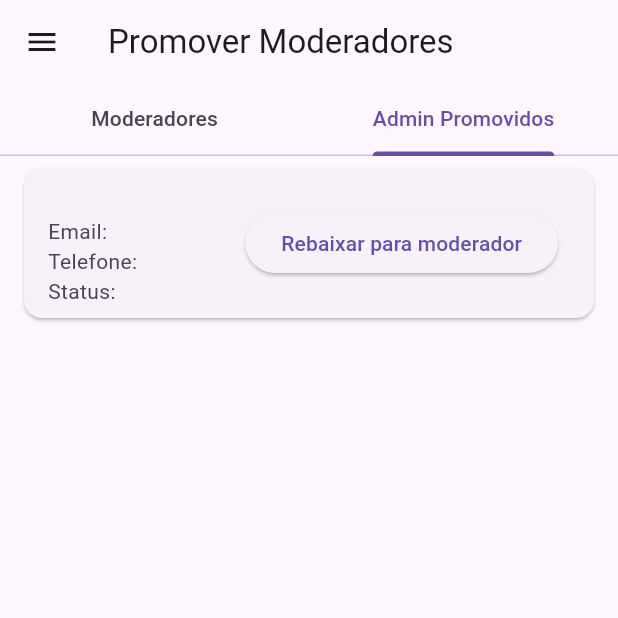
After one commit to ryanmiura/empodera-admin, a Flutter app: the PromoteModeratorsScreen screen opened directly, tab 2 chosen, after a tap on "Rebaixar para moderador", on a phone screen of 412 x 824 dp, the top half of it. The commit adds this screen. Run offline on Flutter 3.47's test engine with Material 3 defaults, Android fonts, the phone set to English and light mode, and no system bars; our stand-ins replace cloud_firestore, firebase_auth, firebase_core, flutter_dotenv, shared_preferences; accounts and stored records are empty.

Commit message:
feat: add promote and demote functionality for moderators in admin management

```diff
--- a/lib/features/dashboard/screens/dashboard_screen.dart
+++ b/lib/features/dashboard/screens/dashboard_screen.dart
@@ -81,9 +81,13 @@ class _DashboardScreenState extends State<DashboardScreen> {
       ),
       drawer: CustomDrawer(
         onNavigate: (index) {
-          setState(() {
-            _currentIndex = index;
-          });
+          if (index == 8) {
+            Navigator.of(context).pushNamed('/promote_moderators');
+          } else {
+            setState(() {
+              _currentIndex = index;
+            });
+          }
         },
       ),
       body: body,
--- /dev/null
+++ b/lib/features/gestao/controllers/admin_promotion_controller.dart
@@ -0,0 +1,59 @@
+import 'package:cloud_firestore/cloud_firestore.dart';
+import 'package:firebase_core/firebase_core.dart';
+import '../models/admin_user_model.dart';
+
+class AdminPromotionController {
+  final FirebaseFirestore _firestore =
+      FirebaseFirestore.instanceFor(app: Firebase.app('admin-auth'));
+  final String _collection = 'admin_users';
+
+  /// Busca todos os moderadores (role == "moderator")
+  Future<List<AdminUserModel>> fetchModerators() async {
+    final query = await _firestore
+        .collection(_collection)
+        .where('role', isEqualTo: 'moderator')
+        .get();
+
+    return query.docs
+        .map((doc) => AdminUserModel.fromFirestore(doc))
+        .toList();
+  }
+
+  /// Busca todos os admins promovidos pelo usuário logado
+  /// (role == "admin" && promoted_by == uid)
+  Future<List<AdminUserModel>> fetchAdminsPromotedBy(String uid) async {
+    final query = await _firestore
+        .collection(_collection)
+        .where('role', isEqualTo: 'admin')
+        .where('promoted_by', isEqualTo: uid)
+        .get();
+
+    return query.docs
+        .map((doc) => AdminUserModel.fromFirestore(doc))
+        .toList();
+  }
+
+  /// Promove moderador para admin
+  /// Atualiza role para "admin" e promoted_by para uid do logado
+  Future<void> promoteToAdmin(String userId, String promoterUid) async {
+    await _firestore
+        .collection(_collection)
+        .doc(userId)
+        .update({
+          'role': 'admin',
+          'promoted_by': promoterUid,
+        });
+  }
+
+  /// Rebaixa admin promovido para moderador
+  /// Atualiza role para "moderator" e promoted_by para null
+  Future<void> demoteToModerator(String userId) async {
+    await _firestore
+        .collection(_collection)
+        .doc(userId)
+        .update({
+          'role': 'moderator',
+          'promoted_by': null,
+        });
+  }
+}
--- a/lib/features/gestao/models/admin_user_model.dart
+++ b/lib/features/gestao/models/admin_user_model.dart
@@ -7,6 +7,8 @@ class AdminUserModel {
   final String nome;
   final String telefone;
   final DateTime? createdAt;
+  final String role;
+  final String? promotedBy;
 
   AdminUserModel({
     required this.id,
@@ -15,6 +17,8 @@ class AdminUserModel {
     required this.nome,
     required this.telefone,
     this.createdAt,
+    required this.role,
+    this.promotedBy,
   });
 
   factory AdminUserModel.fromFirestore(DocumentSnapshot doc) {
@@ -30,6 +34,8 @@ class AdminUserModel {
               ? (data['created_at'] as Timestamp).toDate()
               : DateTime.tryParse(data['created_at'].toString()))
           : null,
+      role: data['role'] ?? '',
+      promotedBy: data.containsKey('promoted_by') ? data['promoted_by'] as String? : null,
     );
   }
 
@@ -40,6 +46,8 @@ class AdminUserModel {
       'nome': nome,
       'telefone': telefone,
       'created_at': createdAt?.toIso8601String(),
+      'role': role,
+      'promoted_by': promotedBy,
     };
   }
 }
--- /dev/null
+++ b/lib/features/gestao/screens/promote_moderators_screen.dart
@@ -0,0 +1,142 @@
+import 'package:firebase_core/firebase_core.dart';
+import 'package:flutter/material.dart';
+import 'package:firebase_auth/firebase_auth.dart';
+import '../controllers/admin_promotion_controller.dart';
+import '../models/admin_user_model.dart';
+
+class PromoteModeratorsScreen extends StatefulWidget {
+  const PromoteModeratorsScreen({Key? key}) : super(key: key);
+
+  @override
+  State<PromoteModeratorsScreen> createState() => _PromoteModeratorsScreenState();
+}
+
+class _PromoteModeratorsScreenState extends State<PromoteModeratorsScreen> with SingleTickerProviderStateMixin {
+  late TabController _tabController;
+  final AdminPromotionController _controller = AdminPromotionController();
+
+  List<AdminUserModel> _moderators = [];
+  List<AdminUserModel> _promotedAdmins = [];
+  bool _loading = true;
+
+  String? _currentUid;
+
+  @override
+  void initState() {
+    super.initState();
+    _tabController = TabController(length: 2, vsync: this);
+    _fetchCurrentUser();
+  }
+
+  Future<void> _fetchCurrentUser() async {
+    // Usa instância já inicializada do app secundário
+    final app = Firebase.app('admin-auth');
+    final uid = FirebaseAuth.instanceFor(app: app).currentUser?.uid;
+    setState(() {
+      _currentUid = uid;
+    });
+    _fetchLists();
+  }
+
+  Future<void> _fetchLists() async {
+    if (_currentUid == null) return;
+    setState(() {
+      _loading = true;
+    });
+    final moderators = await _controller.fetchModerators();
+    final promotedAdmins = await _controller.fetchAdminsPromotedBy(_currentUid!);
+    setState(() {
+      _moderators = moderators;
+      _promotedAdmins = promotedAdmins;
+      _loading = false;
+    });
+  }
+
+  Future<void> _promote(String userId) async {
+    if (_currentUid == null) return;
+    await _controller.promoteToAdmin(userId, _currentUid!);
+    await _fetchLists();
+  }
+
+  Future<void> _demote(String userId) async {
+    await _controller.demoteToModerator(userId);
+    await _fetchLists();
+  }
+
+  Widget _buildUserCard(AdminUserModel user, {required String actionLabel, required VoidCallback onAction}) {
+    return Card(
+      margin: const EdgeInsets.symmetric(vertical: 8, horizontal: 16),
+      child: ListTile(
+        title: Text(user.nome),
+        subtitle: Column(
+          crossAxisAlignment: CrossAxisAlignment.start,
+          children: [
+            Text('Email: ${user.email}'),
+            Text('Telefone: ${user.telefone}'),
+            Text('Status: ${user.status}'),
+            if (user.createdAt != null)
+              Text('Criado em: ${user.createdAt!.day}/${user.createdAt!.month}/${user.createdAt!.year}'),
+          ],
+        ),
+        trailing: ElevatedButton(
+          onPressed: onAction,
+          child: Text(actionLabel),
+        ),
+      ),
+    );
+  }
+
+  @override
+  Widget build(BuildContext context) {
+    return Scaffold(
+      appBar: AppBar(
+        title: const Text('Promover Moderadores'),
+        bottom: TabBar(
+          controller: _tabController,
+          tabs: const [
+            Tab(text: 'Moderadores'),
+            Tab(text: 'Admin Promovidos'),
+          ],
+        ),
+      ),
+      drawer: const Drawer(), // Substitua por CustomDrawer se necessário
+      body: _loading
+          ? const Center(child: CircularProgressIndicator())
+          : TabBarView(
+              controller: _tabController,
+              children: [
+                // Moderadores
+                RefreshIndicator(
+                  onRefresh: _fetchLists,
+                  child: ListView.builder(
+                    itemCount: _moderators.length,
+                    itemBuilder: (context, index) {
+                      final user = _moderators[index];
+                      return _buildUserCard(
+                        user,
+                        actionLabel: 'Promover para admin',
+                        onAction: () => _promote(user.id),
+                      );
+                    },
+                  ),
+                ),
+                // Admin Promovidos
+                RefreshIndicator(
+                  onRefresh: _fetchLists,
+                  child: ListView.builder(
+                    itemCount: _promotedAdmins.length,
+                    itemBuilder: (context, index) {
+                      final user = _promotedAdmins[index];
+                      return _buildUserCard(
+                        user,
+                        actionLabel: 'Rebaixar para moderador',
+                        onAction: () => _demote(user.id),
+                      );
+                    },
+                  ),
+                ),
+              ],
+            ),
+    );
+  }
+}
--- a/lib/main.dart
+++ b/lib/main.dart
@@ -1,5 +1,6 @@
 import 'dart:async';
 import 'features/profile/screens/user_profile_screen.dart';
+import 'features/gestao/screens/promote_moderators_screen.dart';
 import 'package:flutter/material.dart';
 import 'package:flutter_dotenv/flutter_dotenv.dart';
 import 'package:firebase_core/firebase_core.dart';
@@ -221,6 +222,7 @@ class MyApp extends StatelessWidget {
       '/login': (context) => const LoginScreen(),
       '/dashboard': (context) => const DashboardScreen(),
       '/profile': (context) => const UserProfileScreen(),
+      '/promote_moderators': (context) => const PromoteModeratorsScreen(),
     };
   }
 }
--- a/lib/shared/widgets/custom_drawer.dart
+++ b/lib/shared/widgets/custom_drawer.dart
@@ -153,6 +153,12 @@ class CustomDrawer extends StatelessWidget {
                 ),
                 _buildMenuItem(
                   context: context,
+                  icon: Icons.upgrade,
+                  title: 'Promover Moderadores',
+                  index: 8,
+                ),
+                _buildMenuItem(
+                  context: context,
                   icon: Icons.settings,
                   title: 'Configurações',
                   index: 6,
```
